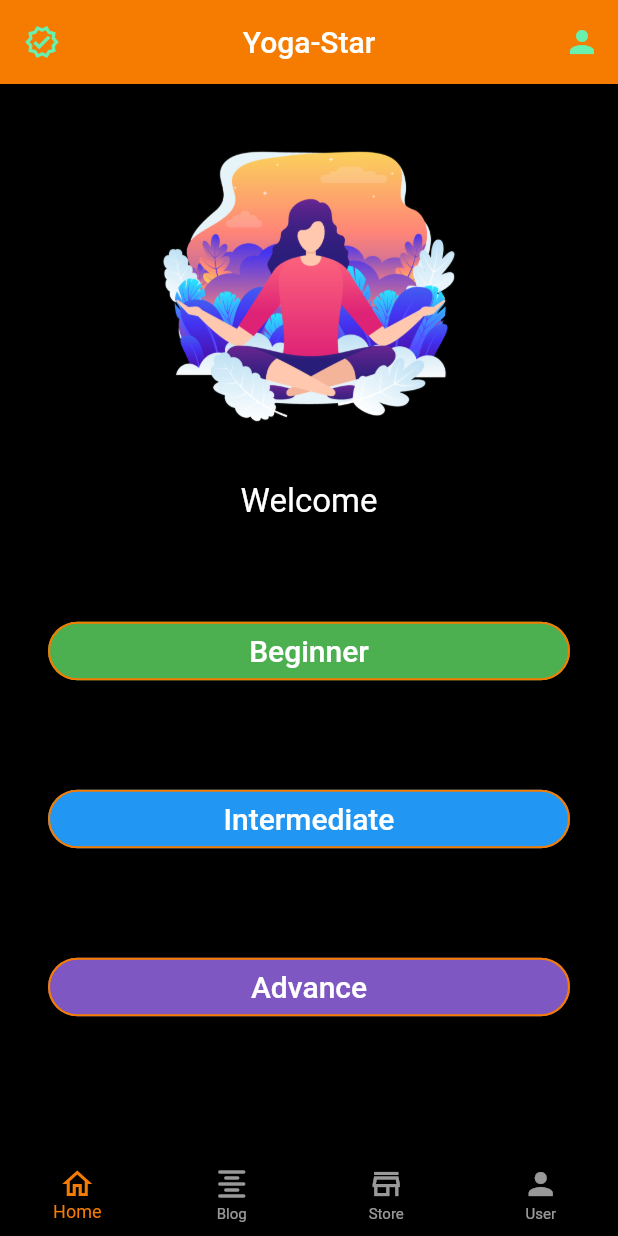
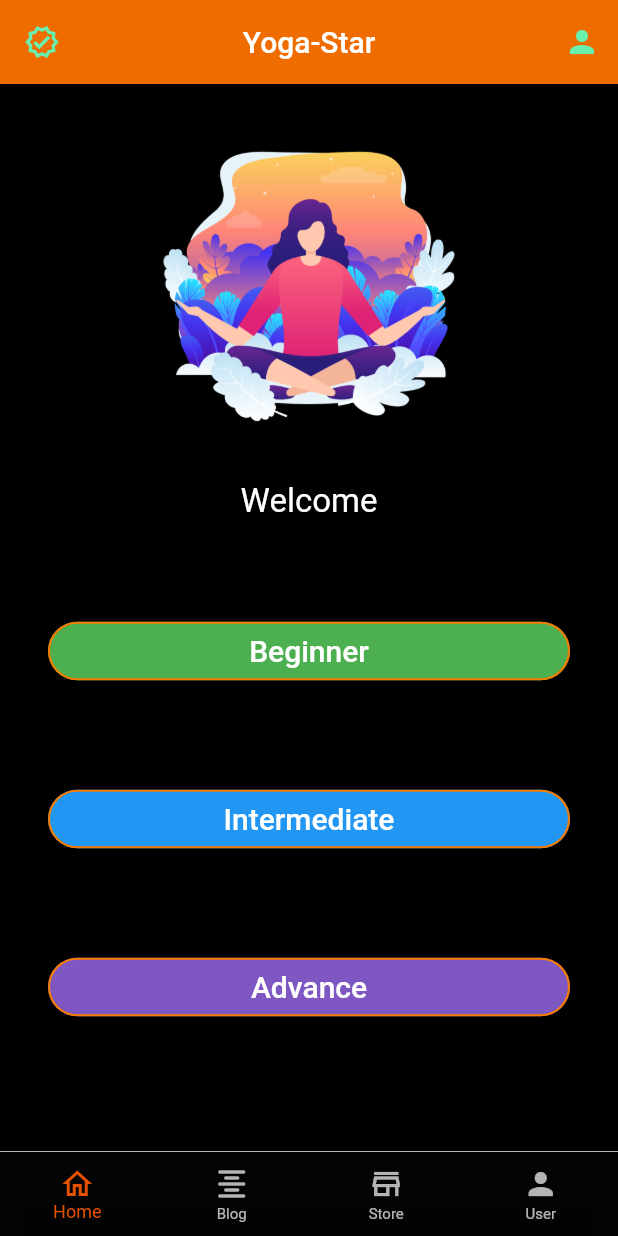
Before and after one commit to praveentakpuriya/Yogasan-Star, a Flutter app: the MyHomePage screen opened directly, on a phone screen of 412 x 824 dp. Run offline on Flutter 3.47's test engine with Material 2 defaults, Android fonts, the light colour scheme and no system bars; our stand-ins replace camera, cloud_firestore, firebase_auth, firebase_storage, flutter_swiper, image_picker and 2 more; missing offline and left inert: tflite; accounts and stored records are empty.

Commit message:
prev changes

```diff
--- a/lib/home.dart
+++ b/lib/home.dart
@@ -76,7 +76,7 @@ class _MyHomePageState extends State<MyHomePage> {
       backgroundColor: Colors.black,
       appBar: AppBar(
         automaticallyImplyLeading: false,
-        backgroundColor: Colors.orange[700],
+        backgroundColor: Colors.orange[800],
         title: Text('Yoga-Star'),
         centerTitle: true,
         leading: GestureDetector(
@@ -118,12 +118,23 @@ class _MyHomePageState extends State<MyHomePage> {
         ],
       ),
       body: bodyFunction(),
-      bottomNavigationBar: BottomNavigationBar(
+      bottomNavigationBar: Container(
+        decoration: BoxDecoration(
+          color: Colors.black87,
+          boxShadow: [
+            BoxShadow(
+              color: Colors.white,
+              spreadRadius: 0.5,
+            ),
+          ],
+        ),
+        child: BottomNavigationBar(
           type: BottomNavigationBarType.fixed,
           currentIndex: _page,
           backgroundColor: Colors.black87,
-        selectedItemColor: Colors.orange[700],
-        unselectedItemColor: Colors.white.withOpacity(.60),
+          elevation: 10,
+          selectedItemColor: Colors.orange[900],
+          unselectedItemColor: Colors.white.withOpacity(.70),
           selectedFontSize: 12,
           unselectedFontSize: 10,
           onTap: (index) {
@@ -149,6 +160,7 @@ class _MyHomePageState extends State<MyHomePage> {
               icon: Icon(Icons.person),
             ),
           ],
+        ),
       ),
     );
   }
--- a/lib/util/pose_data.dart
+++ b/lib/util/pose_data.dart
@@ -3,20 +3,22 @@ List<String> beginnerAsanas = [
   'Vrikshasana',
   'Virbhadrasana',
   'Bhujangasana',
-  'Sukhasana',
-  'Tadasana'
+  // 'Sukhasana',
+  // 'Tadasana'
 ];
 
 List<String> intermediateAsanas = [
-  'Dhanurasana',
-  'Padhastasana',
-  'Ustrasana',
-  'Halasana',
-  'Sarvangasana'
+  'coming_soon'
+  // 'Dhanurasana',
+  // 'Padhastasana',
+  // 'Ustrasana',
+  // 'Halasana',
+  // 'Sarvangasana'
 ];
 
 List<String> advanceAsanas = [
-  'Bakasana',
-  'Mayurasana',
-  'Sirsasana',
+  'coming_soon'
+  // 'Bakasana',
+  // 'Mayurasana',
+  // 'Sirsasana',
 ];
```
Also changed, not shown: lib/util/bottom_nav_bar.dart (added, +51 -0 lines), assets/poses/coming_soon.png (added), 1 other file. Lines whose indentation alone changed are shown as unchanged.
